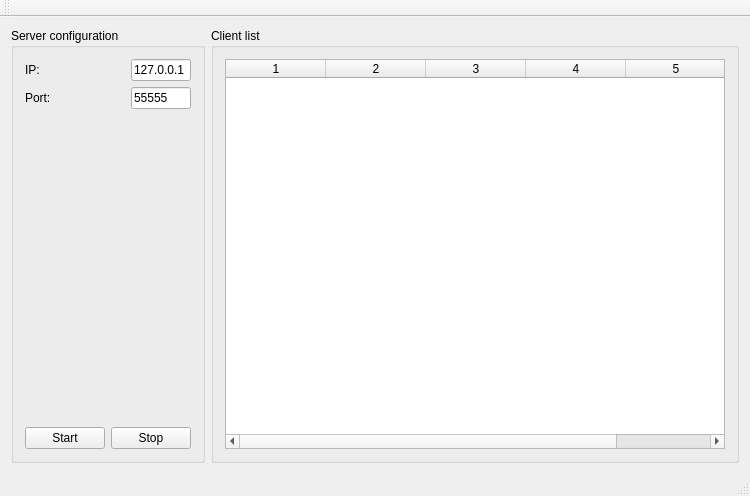
Before: the Qt Designer form server.ui in pavolmarak/fingerprint-server-gui-qt, drawn with Qt 5.
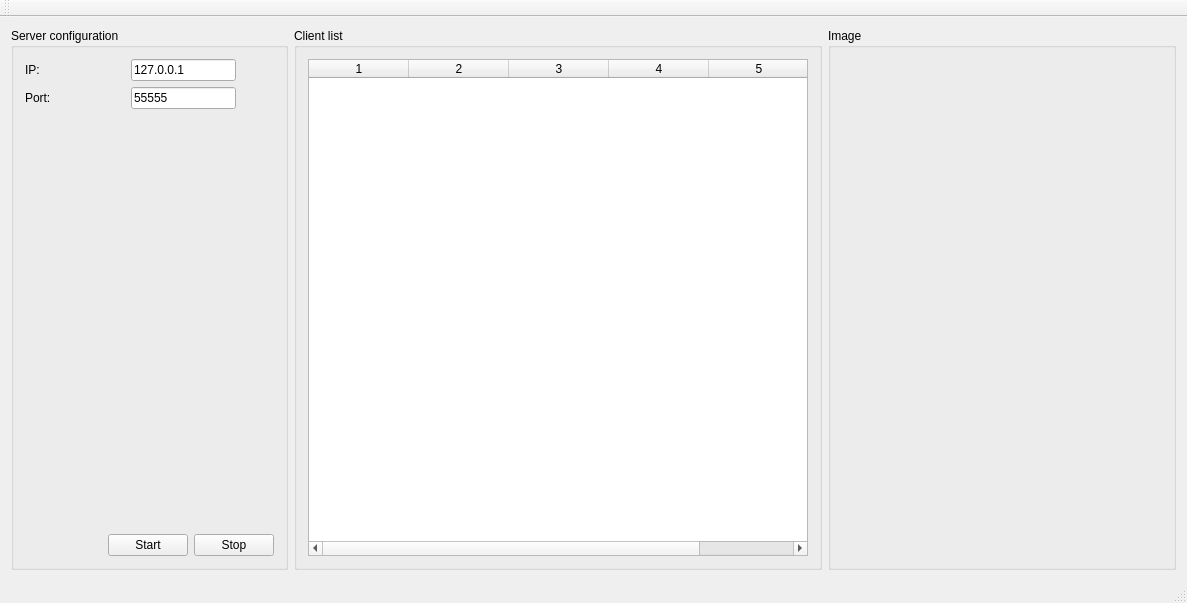
After: the same form once the commit is applied.

Commit message: First steps in acquiring image from Suprema sensor on client side.

Patch:
```diff
--- a/server.ui
+++ b/server.ui
@@ -6,8 +6,8 @@
    <rect>
     <x>0</x>
     <y>0</y>
-    <width>748</width>
-    <height>496</height>
+    <width>1187</width>
+    <height>603</height>
    </rect>
   </property>
   <property name="windowTitle">
@@ -226,6 +226,34 @@
         </layout>
        </widget>
       </item>
+      <item>
+       <widget class="QGroupBox" name="imageBox">
+        <property name="title">
+         <string>Image</string>
+        </property>
+        <layout class="QVBoxLayout" name="verticalLayout_4">
+         <item>
+          <widget class="QLabel" name="img_box">
+           <property name="sizePolicy">
+            <sizepolicy hsizetype="Minimum" vsizetype="Minimum">
+             <horstretch>0</horstretch>
+             <verstretch>0</verstretch>
+            </sizepolicy>
+           </property>
+           <property name="minimumSize">
+            <size>
+             <width>320</width>
+             <height>480</height>
+            </size>
+           </property>
+           <property name="text">
+            <string/>
+           </property>
+          </widget>
+         </item>
+        </layout>
+       </widget>
+      </item>
      </layout>
     </item>
    </layout>
```
Left out of the diff: 2 changed lines with no effect on the pictures. The commit also changes 1 other file.
